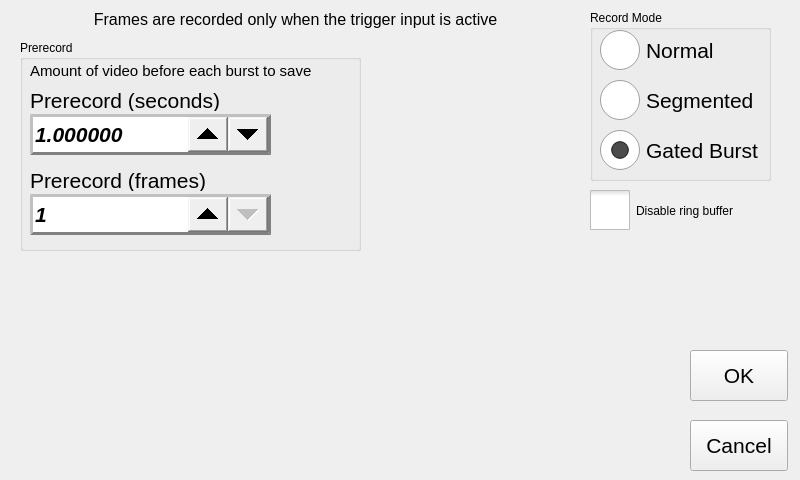
krontech/chronos-gui-2, file assets/layouts/recmodewindow.ui: the form before one commit.
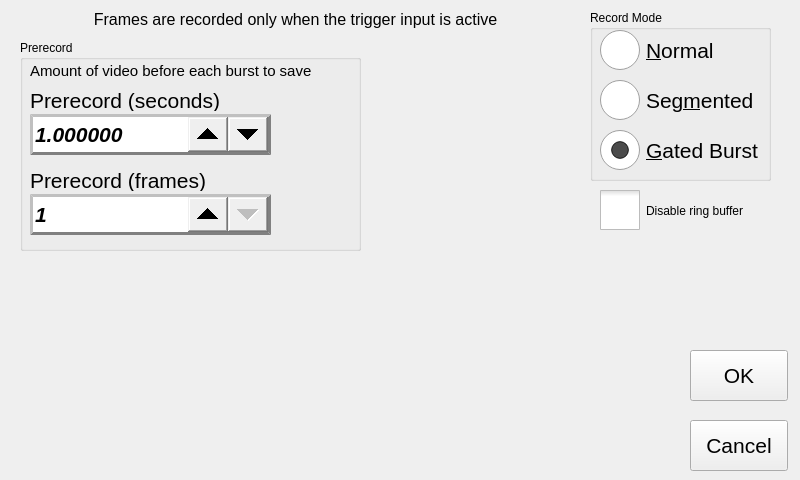
The form after the commit. Custom widgets are drawn as their Qt base class.

Patch:
```diff
--- a/assets/layouts/recmodewindow.ui
+++ b/assets/layouts/recmodewindow.ui
@@ -535,7 +535,7 @@
 }</string>
     </property>
     <property name="text">
-     <string>Normal</string>
+     <string>&amp;Normal</string>
     </property>
     <property name="checked">
      <bool>false</bool>
@@ -562,7 +562,7 @@
 }</string>
     </property>
     <property name="text">
-     <string>Gated Burst</string>
+     <string>&amp;Gated Burst</string>
     </property>
     <property name="checked">
      <bool>true</bool>
@@ -589,7 +589,7 @@
 }</string>
     </property>
     <property name="text">
-     <string>Segmented</string>
+     <string>Seg&amp;mented</string>
     </property>
     <property name="checked">
      <bool>false</bool>
@@ -602,9 +602,9 @@
    </property>
    <property name="geometry">
     <rect>
-     <x>590</x>
+     <x>600</x>
      <y>190</y>
-     <width>181</width>
+     <width>161</width>
      <height>41</height>
     </rect>
    </property>
```
